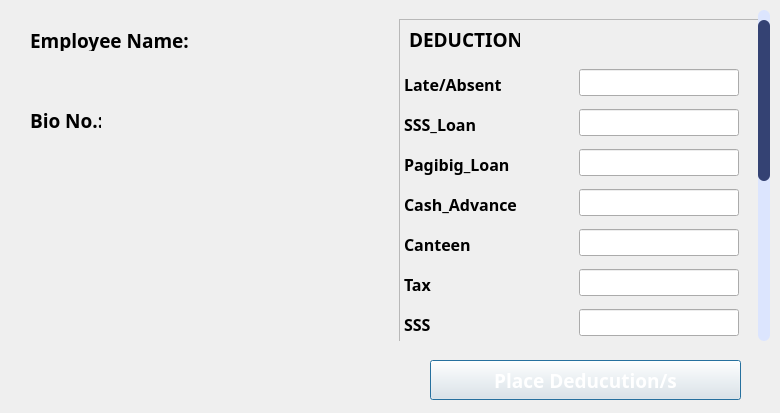
The window that MainFrame/Resources/UI/deduction.ui (Maze711/systemPayroll) describes before a commit, drawn with Qt 5.
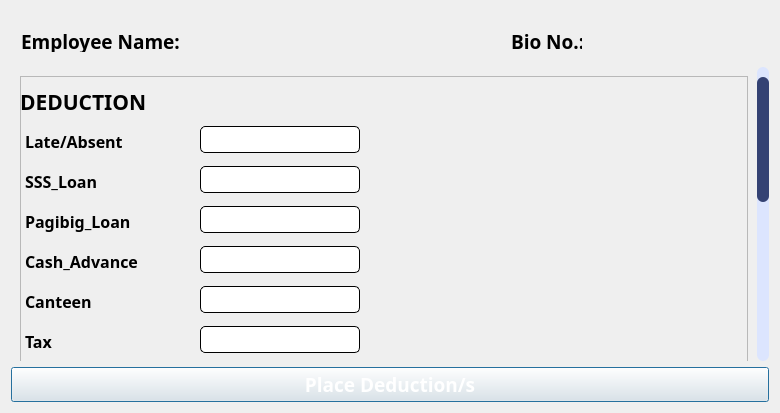
The same window after the commit. Icons and pictures are not drawn.

```diff
--- a/MainFrame/Resources/UI/deduction.ui
+++ b/MainFrame/Resources/UI/deduction.ui
@@ -62,14 +62,14 @@
 }
 </string>
   </property>
+  <layout class="QVBoxLayout" name="verticalLayout">
+   <item>
   <widget class="QWidget" name="widget" native="true">
-   <property name="geometry">
-    <rect>
-     <x>10</x>
-     <y>10</y>
-     <width>378</width>
-     <height>395</height>
-    </rect>
+     <property name="minimumSize">
+      <size>
+       <width>0</width>
+       <height>50</height>
+      </size>
    </property>
    <property name="font">
     <font>
@@ -84,7 +84,7 @@
    <widget class="QLabel" name="lblName">
     <property name="geometry">
      <rect>
-      <x>20</x>
+        <x>10</x>
       <y>20</y>
       <width>171</width>
       <height>21</height>
@@ -105,8 +105,8 @@
    <widget class="QLabel" name="lblBio">
     <property name="geometry">
      <rect>
-      <x>20</x>
-      <y>100</y>
+        <x>500</x>
+        <y>20</y>
       <width>71</width>
       <height>21</height>
      </rect>
@@ -126,9 +126,9 @@
    <widget class="QLabel" name="bioNumTxt">
     <property name="geometry">
      <rect>
-      <x>110</x>
-      <y>100</y>
-      <width>211</width>
+        <x>590</x>
+        <y>20</y>
+        <width>161</width>
       <height>21</height>
      </rect>
     </property>
@@ -189,10 +189,10 @@
    <widget class="QLabel" name="empNameTxt">
     <property name="geometry">
      <rect>
-      <x>70</x>
-      <y>50</y>
+        <x>190</x>
+        <y>10</y>
       <width>291</width>
-      <height>31</height>
+        <height>41</height>
      </rect>
     </property>
     <property name="font">
@@ -208,15 +208,9 @@
     </property>
    </widget>
   </widget>
+   </item>
+   <item>
   <widget class="QScrollArea" name="scrollArea">
-   <property name="geometry">
-    <rect>
-     <x>390</x>
-     <y>10</y>
-     <width>380</width>
-     <height>331</height>
-    </rect>
-   </property>
    <property name="font">
     <font>
      <family>Poppins</family>
@@ -245,8 +239,8 @@
     <property name="geometry">
      <rect>
       <x>0</x>
-      <y>-309</y>
-      <width>396</width>
+        <y>0</y>
+        <width>750</width>
       <height>640</height>
      </rect>
     </property>
@@ -305,6 +299,11 @@
 QScrollBar::sub-page:vertical, QScrollBar::add-page:vertical {
     background: none;
 }
+
+QLineEdit {
+border: 1px solid black;
+border-radius: 5px;
+}
 </string>
        </property>
        <property name="frameShape">
@@ -316,16 +315,16 @@
        <widget class="QLabel" name="lblName_2">
         <property name="geometry">
          <rect>
-          <x>10</x>
+            <x>0</x>
           <y>10</y>
-          <width>111</width>
-          <height>21</height>
+            <width>141</width>
+            <height>31</height>
          </rect>
         </property>
         <property name="font">
          <font>
           <family>poppins</family>
-          <pointsize>14</pointsize>
+            <pointsize>16</pointsize>
           <weight>75</weight>
           <bold>true</bold>
          </font>
@@ -779,15 +778,9 @@
     </layout>
    </widget>
   </widget>
+   </item>
+   <item>
   <widget class="QPushButton" name="placeBTN">
-   <property name="geometry">
-    <rect>
-     <x>430</x>
-     <y>360</y>
-     <width>311</width>
-     <height>40</height>
-    </rect>
-   </property>
    <property name="font">
     <font>
      <family>poppins</family>
@@ -804,7 +797,7 @@
 	color: white;</string>
    </property>
    <property name="text">
-    <string>Place Deducution/s</string>
+      <string>Place Deduction/s</string>
    </property>
    <property name="icon">
     <iconset>
@@ -817,6 +810,8 @@
     </size>
    </property>
   </widget>
+   </item>
+  </layout>
  </widget>
  <resources/>
  <connections/>
```
Left out of the diff: 4 changed lines with no effect on the pictures. Lines whose indentation alone changed are shown as unchanged.
